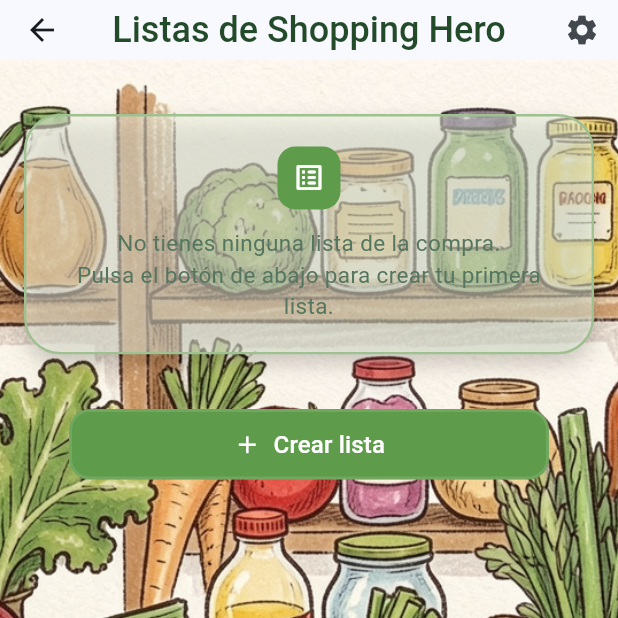
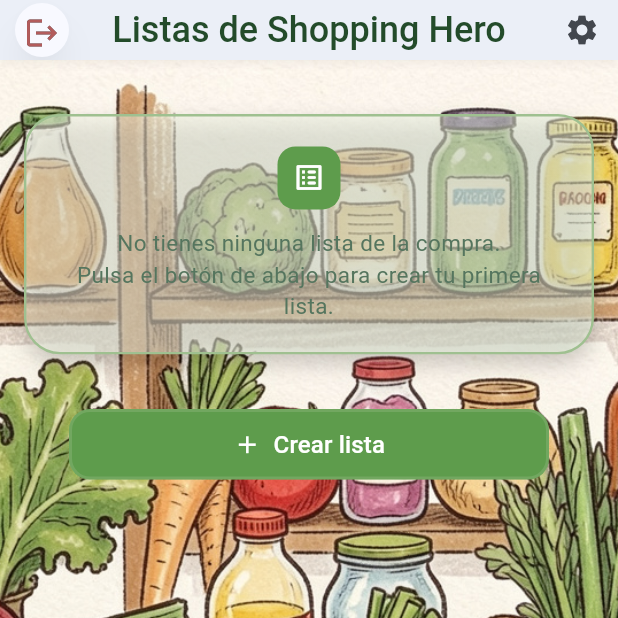
Before and after one commit to Javier-D-Restoy/shopping_hero, a Flutter app: the ListManager screen opened directly, on a phone screen of 412 x 824 dp, the top half of it. Run offline on Flutter 3.47's test engine with Material 3 defaults, Android fonts, the light colour scheme and no system bars; drawn by our look-alikes of auto_size_text; our stand-ins replace cloud_firestore, firebase_auth, firebase_core, flutter_svg, hive_flutter; accounts and stored records are empty.

Commit message:
- Sustitución del BackButton en ListManager por un IconButton que muestre el símbolo de Logout. - Varios cambios visuales. Mayor tamaño del label del producto, titulo de productos frecuentes, sombreado de la AppBar, etc.

```diff
--- a/lib/core/providers/theme_provider.dart
+++ b/lib/core/providers/theme_provider.dart
@@ -56,6 +56,19 @@
     Shadow(
       color: Colors.black.withValues(alpha: 0.3),
       blurRadius: 4,
+      offset: Offset(0, 0),
+    ),
+  ];
+
+  List<Shadow> get shadowsMid => [
+    Shadow(
+      color: Colors.black.withValues(alpha: 0.3),
+      blurRadius: 8,
+      offset: Offset(0, 0),
+    ),
+    Shadow(
+      color: Colors.black.withValues(alpha: 0.2),
+      blurRadius: 2,
       offset: Offset(0, 0),
     ),
   ];
--- a/lib/features/products/presentation/widgets/product_bubble.dart
+++ b/lib/features/products/presentation/widgets/product_bubble.dart
@@ -161,7 +161,7 @@
                           stepGranularity: 1,
                           overflow: TextOverflow.ellipsis,
                           style: TextStyle(
-                            fontSize: 13,
+                            fontSize: 15,
                             fontWeight: FontWeight.bold,
                             foreground: Paint()
                               ..style = PaintingStyle.stroke
@@ -189,7 +189,7 @@
                           stepGranularity: 1,
                           overflow: TextOverflow.ellipsis,
                           style: TextStyle(
-                            fontSize: 13,
+                            fontSize: 15,
                             fontWeight: FontWeight.bold,
                             color: Colors.white,
                           ),
--- a/lib/features/shopping_lists/presentation/screens/list_manager_page.dart
+++ b/lib/features/shopping_lists/presentation/screens/list_manager_page.dart
@@ -41,7 +41,25 @@
       resizeToAvoidBottomInset: false,
       appBar: AppBar(
         toolbarHeight: 40,
-        leading: BackButton(
+        elevation: 2,
+        shadowColor: themeProvider.cardShadowColor,
+        leading: Padding(
+          padding: const EdgeInsets.all(2.0),
+          child: Material(
+            // color: Colors.yellow,
+            shape: const CircleBorder(),
+            elevation: 8.0,
+            shadowColor: themeProvider.cardShadowColor,
+            child: IconButton(
+              icon: Stack(
+                children: [
+                  Icon(Icons.logout,color: Colors.black,),
+                  Icon(Icons.logout,color: themeProvider.dangerColor,),
+                ],
+              ),
+              // color: Colors.red,
+              style: ButtonStyle(),
+              tooltip: 'Cerrar Sesión',
               onPressed: () async {
                 final session = context.read<SessionProvider>();
                 final shopping = context.read<ShoppingProvider>();
@@ -59,6 +77,8 @@
                 shopping.clearCurrentUser();
                 session.logout();
               },
+            ),
+          ),
         ),
         title: AutoSizeText(
           'Listas de $displayName',
```
Also changed, not shown: lib/features/shopping_lists/presentation/screens/list_main_page.dart (+40 -14 lines). Lines whose indentation alone changed are shown as unchanged.
